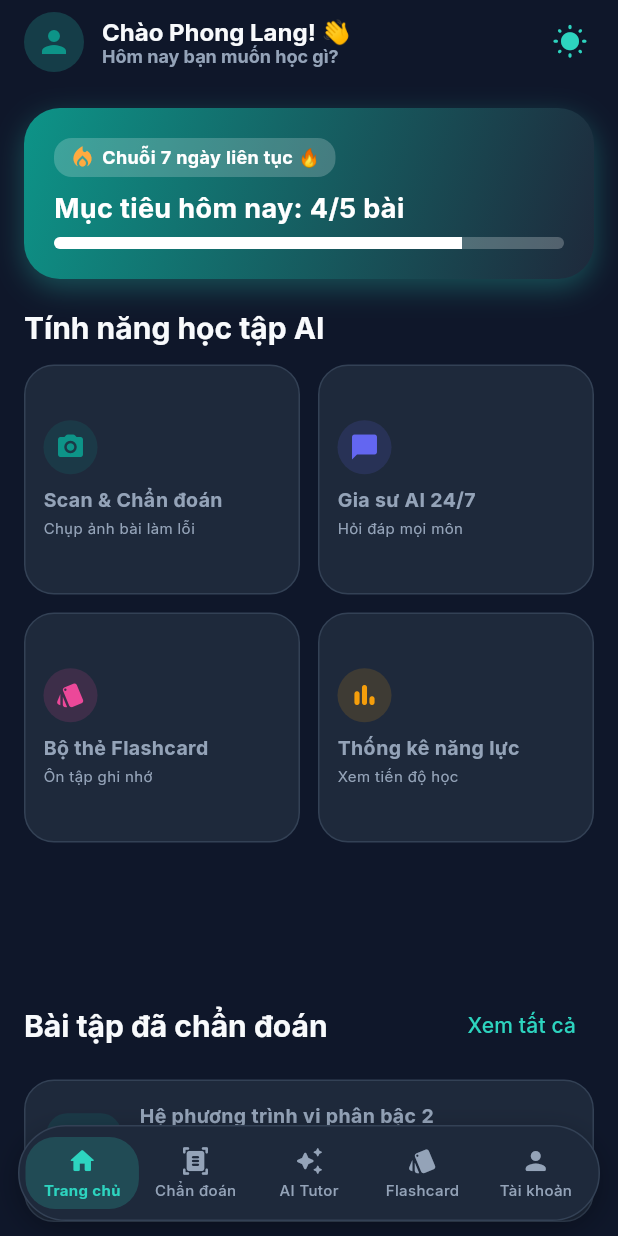
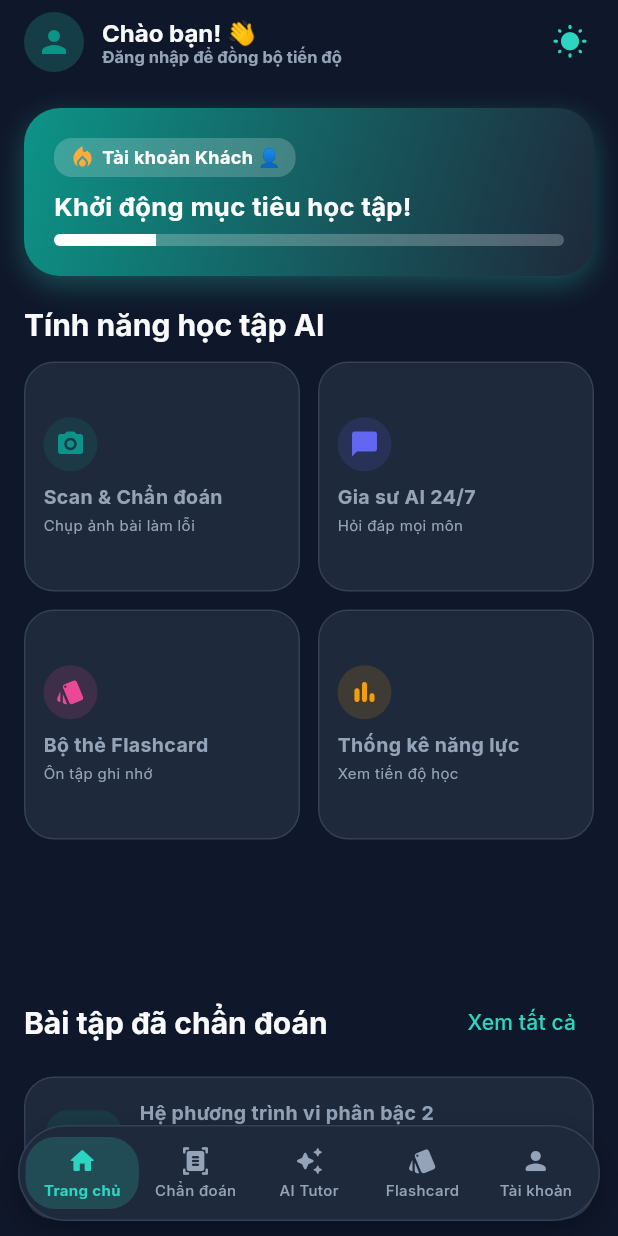
Before and after one commit to PL21zzz/OmniSolveAI, a Flutter app: the screen it shows after launch, on a phone screen of 412 x 824 dp. Run offline on Flutter 3.47's test engine with Material 3 defaults, Android fonts, the phone set to English and light mode, and no system bars; drawn by our look-alikes of flutter_animate; our stand-ins replace cloud_firestore, firebase_auth, firebase_core, fl_chart, flutter_riverpod, google_fonts and 4 more; accounts and stored records are empty.

Commit message:
feat: hide bottom nav bar on login screen and display dynamic logged in user name on home screen header

```diff
--- a/lib/features/home/presentation/home_screen.dart
+++ b/lib/features/home/presentation/home_screen.dart
@@ -3,6 +3,7 @@ import 'package:flutter_riverpod/flutter_riverpod.dart';
 import 'package:flutter_animate/flutter_animate.dart';
 import 'package:omni_solve_ai/app/theme/app_theme.dart';
 import 'package:omni_solve_ai/app/theme/theme_provider.dart';
+import 'package:omni_solve_ai/features/auth/presentation/profile_screen.dart';
 import 'package:omni_solve_ai/features/home/presentation/main_wrapper.dart';
 
 class HomeScreen extends ConsumerWidget {
@@ -11,8 +12,13 @@ class HomeScreen extends ConsumerWidget {
   @override
   Widget build(BuildContext context, WidgetRef ref) {
     final themeMode = ref.watch(themeModeProvider);
+    final activeUser = ref.watch(activeUserModelProvider);
     final isDark = Theme.of(context).brightness == Brightness.dark;
     final primaryColor = Theme.of(context).colorScheme.primary;
+
+    final userName = activeUser != null && activeUser.displayName.isNotEmpty
+        ? activeUser.displayName
+        : 'bạn';
 
     return Scaffold(
       appBar: AppBar(
@@ -21,14 +27,20 @@ class HomeScreen extends ConsumerWidget {
             CircleAvatar(
               radius: 20,
               backgroundColor: primaryColor.withValues(alpha: 0.2),
-              child: const Icon(Icons.person, color: AppColors.primary),
+              backgroundImage: activeUser?.photoUrl != null ? NetworkImage(activeUser!.photoUrl!) : null,
+              child: activeUser?.photoUrl == null
+                  ? const Icon(Icons.person, color: AppColors.primary)
+                  : null,
             ),
             const SizedBox(width: 12),
-            Column(
+            Expanded(
+              child: Column(
                 crossAxisAlignment: CrossAxisAlignment.start,
                 children: [
                   Text(
-                  'Chào Phong Lang! 👋',
+                    'Chào $userName! 👋',
+                    maxLines: 1,
+                    overflow: TextOverflow.ellipsis,
                     style: TextStyle(
                       fontSize: 16,
                       fontWeight: FontWeight.bold,
@@ -36,13 +48,16 @@ class HomeScreen extends ConsumerWidget {
                     ),
                   ),
                   Text(
-                  'Hôm nay bạn muốn học gì?',
+                    activeUser != null ? 'Hôm nay bạn muốn học gì?' : 'Đăng nhập để đồng bộ tiến độ',
+                    maxLines: 1,
+                    overflow: TextOverflow.ellipsis,
                     style: TextStyle(
-                    fontSize: 12,
+                      fontSize: 11,
                       color: isDark ? AppColors.darkTextSecondary : AppColors.lightTextSecondary,
                     ),
                   ),
                 ],
+              ),
             ),
           ],
         ),
@@ -66,7 +81,7 @@ class HomeScreen extends ConsumerWidget {
           crossAxisAlignment: CrossAxisAlignment.start,
           children: [
             // Streak Banner Card
-            _buildStreakCard(context, isDark, primaryColor),
+            _buildStreakCard(context, isDark, primaryColor, activeUser != null),
             const SizedBox(height: 20),
 
             // Quick Actions Title
@@ -96,7 +111,7 @@ class HomeScreen extends ConsumerWidget {
             ),
             const SizedBox(height: 12),
 
-            // Recent Problems List (Matching reference image UI)
+            // Recent Problems List
             _buildRecentProblemsList(context, isDark),
           ],
         ),
@@ -104,7 +119,7 @@ class HomeScreen extends ConsumerWidget {
     );
   }
 
-  Widget _buildStreakCard(BuildContext context, bool isDark, Color primaryColor) {
+  Widget _buildStreakCard(BuildContext context, bool isDark, Color primaryColor, bool isLoggedIn) {
     return Container(
       padding: const EdgeInsets.all(20),
       decoration: BoxDecoration(
@@ -136,31 +151,31 @@ class HomeScreen extends ConsumerWidget {
                     color: Colors.white.withValues(alpha: 0.2),
                     borderRadius: BorderRadius.circular(12),
                   ),
-                  child: const Row(
+                  child: Row(
                     mainAxisSize: MainAxisSize.min,
                     children: [
-                      Icon(Icons.local_fire_department, color: Colors.orangeAccent, size: 18),
-                      SizedBox(width: 4),
+                      const Icon(Icons.local_fire_department, color: Colors.orangeAccent, size: 18),
+                      const SizedBox(width: 4),
                       Text(
-                        'Chuỗi 7 ngày liên tục 🔥',
-                        style: TextStyle(color: Colors.white, fontWeight: FontWeight.bold, fontSize: 12),
+                        isLoggedIn ? 'Chuỗi 7 ngày liên tục 🔥' : 'Tài khoản Khách 👤',
+                        style: const TextStyle(color: Colors.white, fontWeight: FontWeight.bold, fontSize: 12),
                       ),
                     ],
                   ),
                 ),
                 const SizedBox(height: 8),
-                const Text(
-                  'Mục tiêu hôm nay: 4/5 bài',
-                  style: TextStyle(color: Colors.white, fontSize: 18, fontWeight: FontWeight.bold),
+                Text(
+                  isLoggedIn ? 'Mục tiêu hôm nay: 4/5 bài' : 'Khởi động mục tiêu học tập!',
+                  style: const TextStyle(color: Colors.white, fontSize: 17, fontWeight: FontWeight.bold),
                 ),
                 const SizedBox(height: 6),
                 ClipRRect(
                   borderRadius: BorderRadius.circular(8),
-                  child: const LinearProgressIndicator(
-                    value: 0.8,
+                  child: LinearProgressIndicator(
+                    value: isLoggedIn ? 0.8 : 0.2,
                     minHeight: 8,
                     backgroundColor: Colors.white24,
-                    valueColor: AlwaysStoppedAnimation<Color>(Colors.white),
+                    valueColor: const AlwaysStoppedAnimation<Color>(Colors.white),
                   ),
                 ),
               ],
--- a/lib/features/home/presentation/main_wrapper.dart
+++ b/lib/features/home/presentation/main_wrapper.dart
@@ -1,11 +1,11 @@
 import 'package:flutter/material.dart';
 import 'package:flutter_riverpod/flutter_riverpod.dart';
 import 'package:omni_solve_ai/app/theme/app_theme.dart';
+import 'package:omni_solve_ai/features/auth/presentation/profile_screen.dart';
 import 'package:omni_solve_ai/features/home/presentation/home_screen.dart';
 import 'package:omni_solve_ai/features/scanner/presentation/scanner_screen.dart';
 import 'package:omni_solve_ai/features/ai_chat/presentation/chat_screen.dart';
 import 'package:omni_solve_ai/features/flashcards/presentation/flashcards_screen.dart';
-import 'package:omni_solve_ai/features/auth/presentation/profile_screen.dart';
 
 final navigationIndexProvider = StateProvider<int>((ref) => 0);
 
@@ -15,7 +15,10 @@ class MainWrapper extends ConsumerWidget {
   @override
   Widget build(BuildContext context, WidgetRef ref) {
     final currentIndex = ref.watch(navigationIndexProvider);
+    final activeUser = ref.watch(activeUserModelProvider);
     final isDark = Theme.of(context).brightness == Brightness.dark;
+
+    final isLoginViewActive = currentIndex == 4 && activeUser == null;
 
     final screens = const [
       HomeScreen(),
@@ -31,7 +34,9 @@ class MainWrapper extends ConsumerWidget {
         index: currentIndex,
         children: screens,
       ),
-      bottomNavigationBar: SafeArea(
+      bottomNavigationBar: isLoginViewActive
+          ? null
+          : SafeArea(
               child: Container(
                 margin: const EdgeInsets.fromLTRB(12, 0, 12, 10),
                 height: 64,
```
Lines whose indentation alone changed are shown as unchanged.
